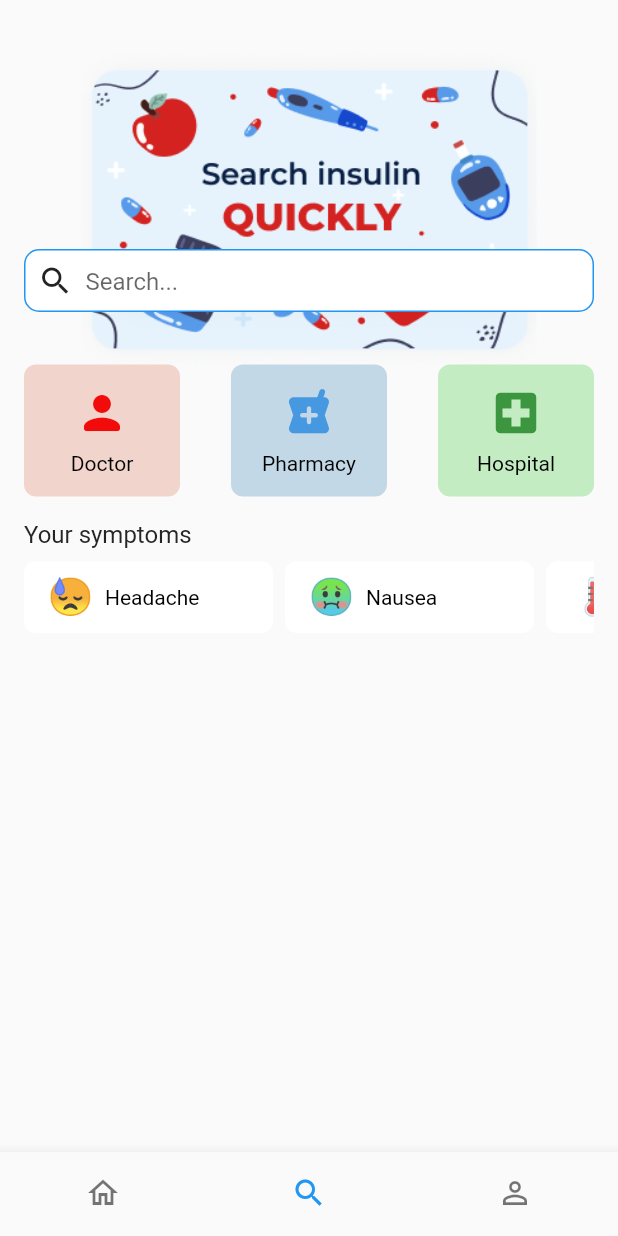
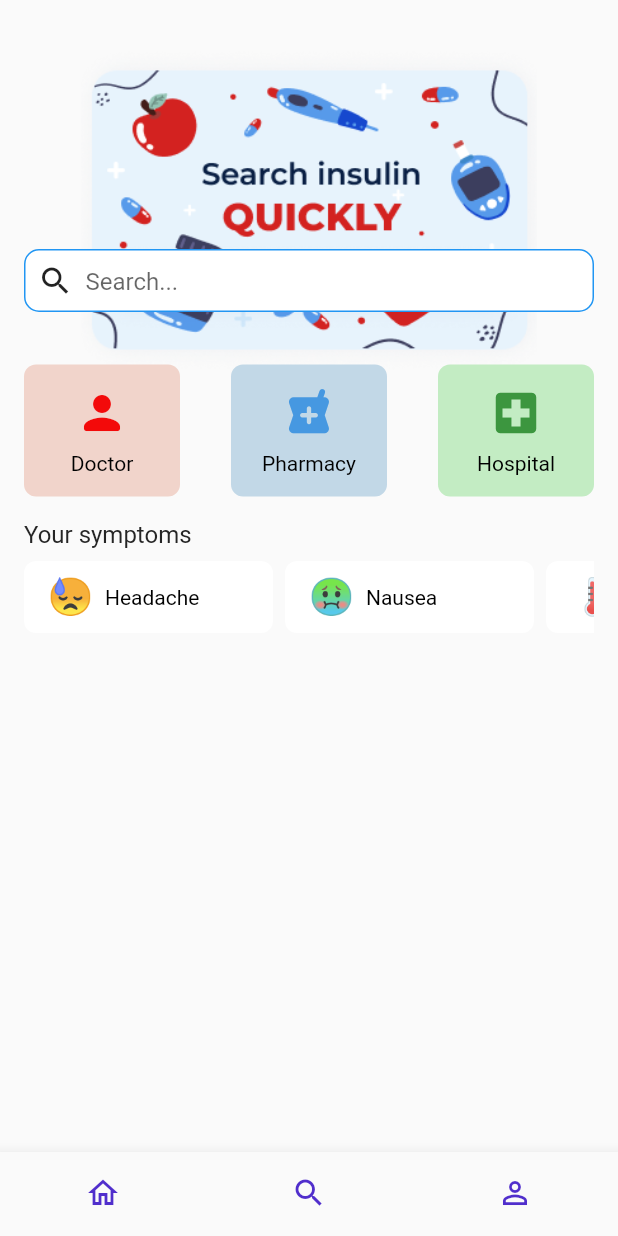
Before and after one commit to araczzz/Healthso_App, a Flutter app: the HomePage screen opened by its route, item 2 of the bottom bar chosen, on a phone screen of 412 x 824 dp. Run offline on Flutter 3.47's test engine with Material 2 defaults, Android fonts, the light colour scheme and no system bars; our stand-ins replace firebase_auth, firebase_core, flutter_offline, fluttertoast, geocoding, geolocator and 5 more; missing offline and left inert: razorpay_flutter; accounts and stored records are empty.

Commit message:
changed the colour of nav bar to primary colour

```diff
--- a/lib/views/pages/home_page.dart
+++ b/lib/views/pages/home_page.dart
@@ -1,5 +1,4 @@
 import 'package:flutter/material.dart';
-// import 'package:healthso/views/pages/appointment.dart';
 import 'package:healthso/views/pages/home.dart';
 import 'package:healthso/views/pages/profile.dart';
 import 'package:healthso/views/pages/search.dart';
@@ -17,16 +16,12 @@ class HomePageState extends State<HomePage> {
   final List<Widget> _pages = [
     Home(),
     const Search(),
-    // const Appointment(),
     const Profile(),
   ];
 
   @override
   Widget build(BuildContext context) {
     return Scaffold(
-      // appBar: AppBar(
-      //   title: Text("Your App Title"),
-      // ),
       body: _pages[_currentIndex],
       bottomNavigationBar: BottomNavigationBar(
         type: BottomNavigationBarType.fixed,
@@ -40,25 +35,18 @@ class HomePageState extends State<HomePage> {
         },
         items: const [
           BottomNavigationBarItem(
-            icon: Icon(Icons.home_outlined),
-            activeIcon: Icon(Icons.home),
+            icon: Icon(Icons.home_outlined, color: Color.fromARGB(255, 80, 46, 204)),
+            activeIcon: Icon(Icons.home, color: Color.fromARGB(255, 80, 46, 204)),
             label: "Home",
           ),
           BottomNavigationBarItem(
-            icon: Icon(Icons.search),
-            activeIcon: Icon(Icons.search),
+            icon: Icon(Icons.search, color: Color.fromARGB(255, 80, 46, 204)),
+            activeIcon: Icon(Icons.search, color: Color.fromARGB(255, 80, 46, 204)),
             label: "Search",
           ),
-
-        // BottomNavigationBarItem(
-        //  icon: Icon(Icons.receipt_outlined),
-        //  label: "Appointment",
-        //  activeIcon: Icon(Icons.receipt_outlined),
-        // ),
-
           BottomNavigationBarItem(
-            icon: Icon(Icons.person_outline),
-            activeIcon: Icon(Icons.person),
+            icon: Icon(Icons.person_outline, color: Color.fromARGB(255, 80, 46, 204)),
+            activeIcon: Icon(Icons.person, color: Color.fromARGB(255, 80, 46, 204)),
             label: "Profile",
           ),
         ],
@@ -66,13 +54,3 @@ class HomePageState extends State<HomePage> {
     );
   }
 }
-
-class CustomIcon {
-  final String name;
-  final String icon;
-
-  CustomIcon({
-    required this.name,
-    required this.icon,
-  });
-}
```
